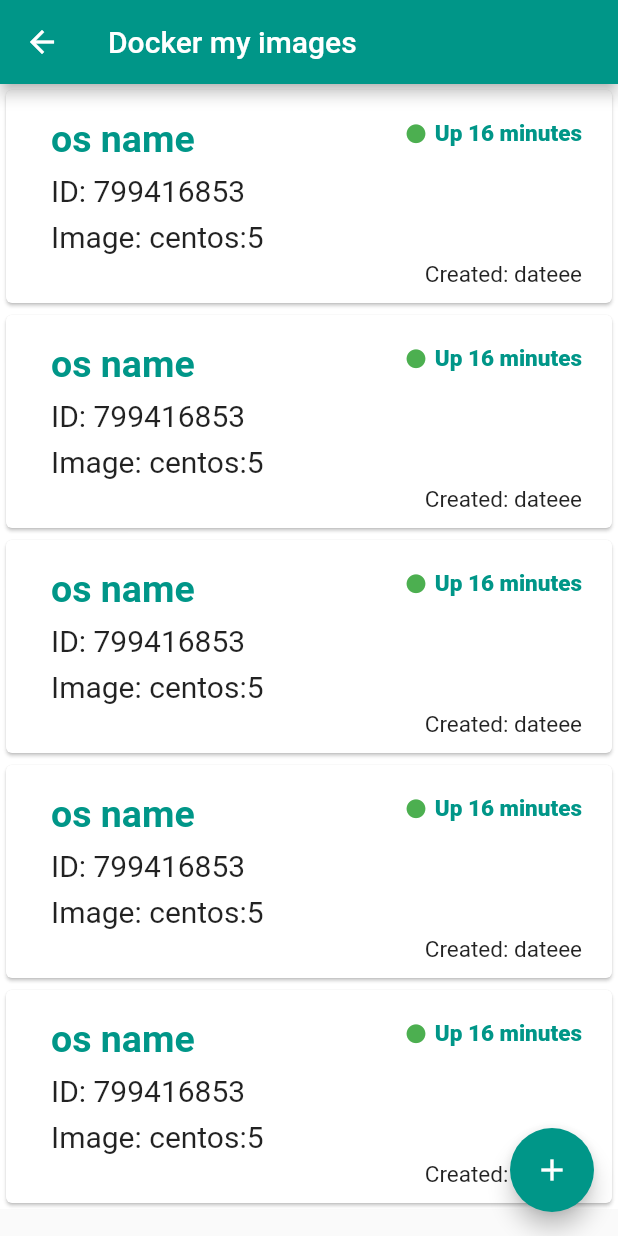
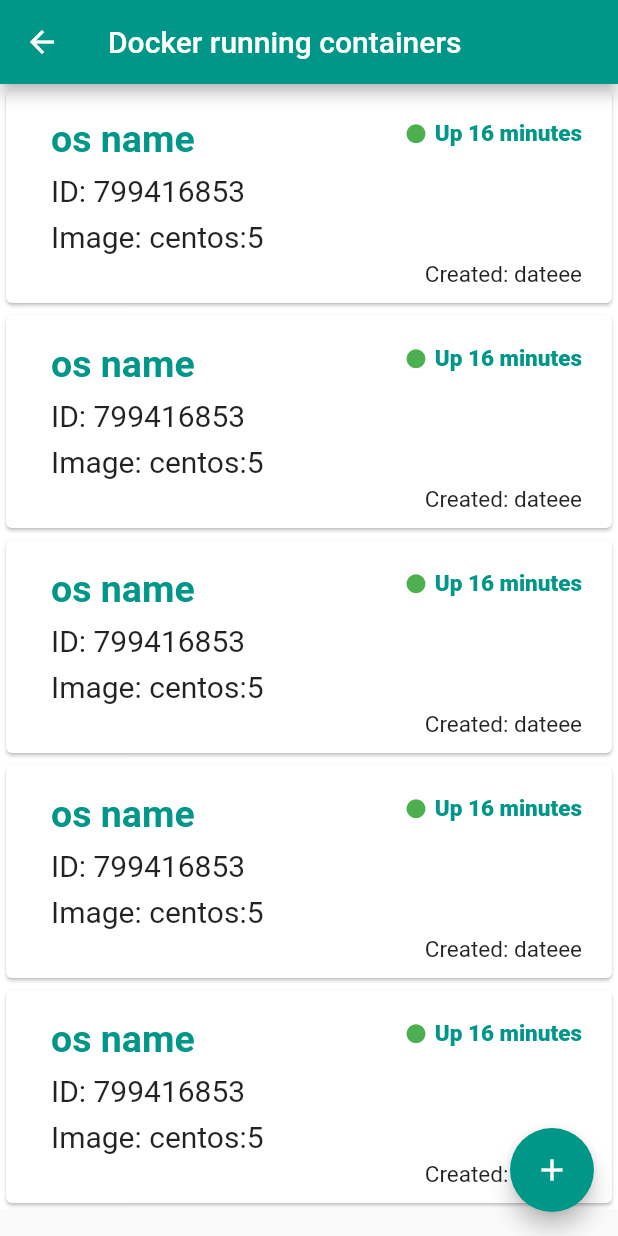
Before and after one commit to snapsid/Developer-Assistant, a Flutter app: the MyRunningContainer screen opened by its route, on a phone screen of 412 x 824 dp. Run offline on Flutter 3.47's test engine with Material 2 defaults, Android fonts, the light colour scheme and no system bars; drawn by our look-alikes of flutter_slidable; our stand-ins replace bubble, flutter_highlight, fluttertoast, modal_progress_hud; missing offline and left inert: code_text_field, highlight, vertical_card_pager.

Commit message:
docker running containers ui done

```diff
--- a/app/developer_assistant/developer_assistant/lib/docker/myrunningcontainer.dart
+++ b/app/developer_assistant/developer_assistant/lib/docker/myrunningcontainer.dart
@@ -169,7 +169,7 @@
   Widget build(BuildContext context) {
     return Scaffold(
       appBar: AppBar(
-        title: Text('Docker my images'),
+        title: Text('Docker running containers'),
         backgroundColor: Colors.teal,
         actions: [],
       ),
```
